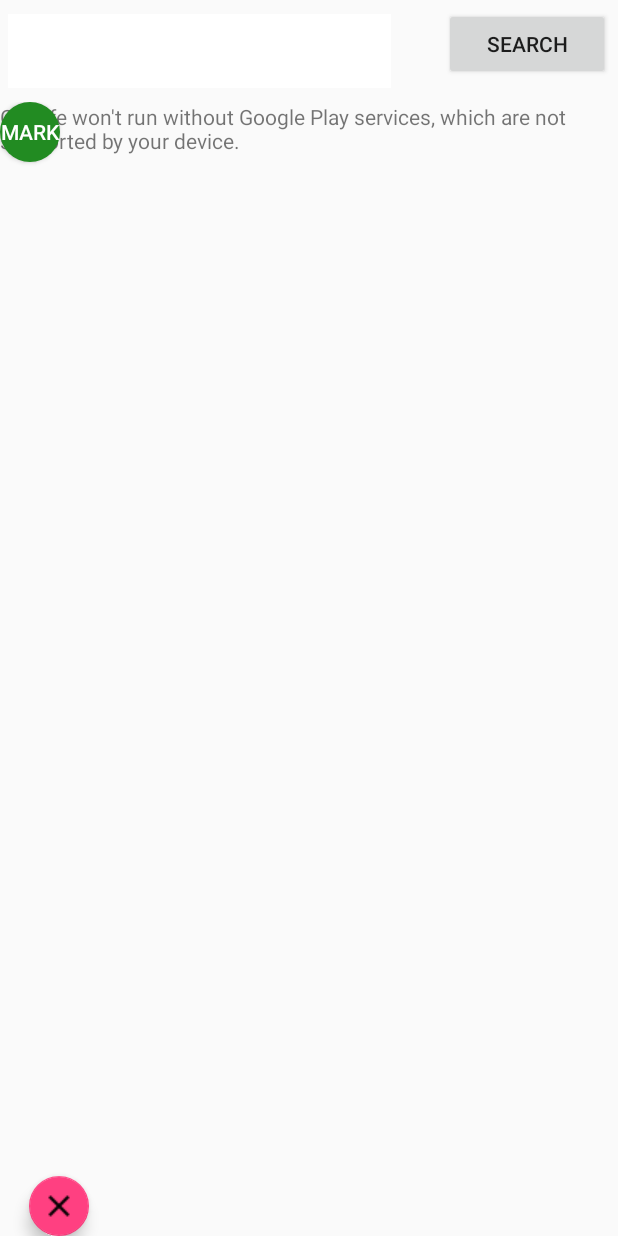
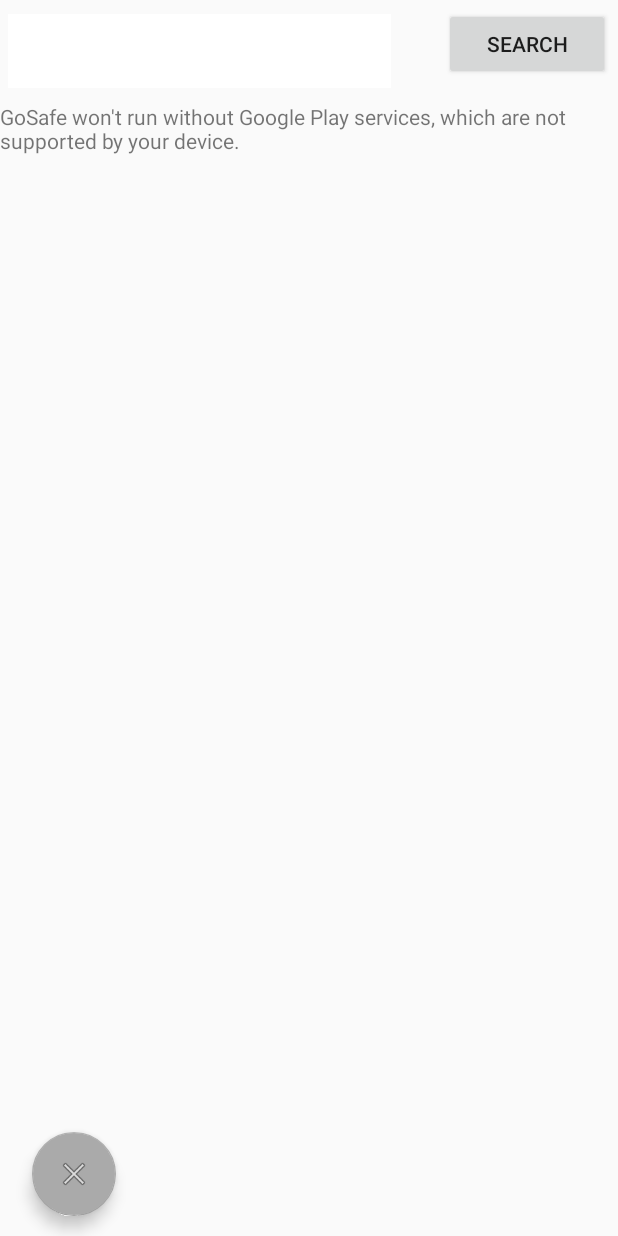
Before and after one commit to VaishaliJain/GoSafe, an Android app: the screen it shows after launch (MapsActivity), on a phone screen of 412 x 824 dp. Run offline under Robolectric (Android 15) with nearby library versions, the phone set to English and light mode, and no system bars.

Commit message:
Custom markers along with minor edge cases fixed

```diff
--- a/app/src/main/java/com/example/vaishali/gosafe/MapsActivity.java
+++ b/app/src/main/java/com/example/vaishali/gosafe/MapsActivity.java
@@ -16,6 +16,7 @@ import android.location.LocationManager;
 import android.os.AsyncTask;
 import android.os.Build;
 import android.os.Bundle;
+import android.support.design.widget.FloatingActionButton;
 import android.support.v4.app.ActivityCompat;
 import android.support.v4.app.FragmentActivity;
 import android.text.Editable;
@@ -31,6 +32,7 @@ import com.google.android.gms.maps.CameraUpdateFactory;
 import com.google.android.gms.maps.GoogleMap;
 import com.google.android.gms.maps.OnMapReadyCallback;
 import com.google.android.gms.maps.SupportMapFragment;
+import com.google.android.gms.maps.model.BitmapDescriptor;
 import com.google.android.gms.maps.model.BitmapDescriptorFactory;
 import com.google.android.gms.maps.model.LatLng;
 import com.google.android.gms.maps.model.LatLngBounds;
@@ -59,16 +61,16 @@ public class MapsActivity extends FragmentActivity implements OnMapReadyCallback
     private LocationManager mLocationManager;
     private Button searchLocationButton;
     private Button exitNavigation;
-    private Button harrassment_toggle;
-    private Button choice_toggle;
-    private Button police_toggle;
-    private Button theft_toggle;
-    private Button accident_toggle;
-    private Button light_toggle;
+    private FloatingActionButton harrassment_toggle;
+    private FloatingActionButton choice_toggle;
+    private FloatingActionButton police_toggle;
+    private FloatingActionButton theft_toggle;
+    private FloatingActionButton accident_toggle;
+    private FloatingActionButton light_toggle;
     private boolean choice_toggle_value = false;
     private Marker destinationMarker;
     private Map<String, List<Marker>> newspaperMarkers = new HashMap<>();
-    private boolean[] showNewspaperMarkers = {true, true, true, true, true};
+    private boolean[] showNewspaperMarkers = {false, false, false, false, false};
     LatLng currentLocation;
     private boolean isNavigate = false;
     private Polyline navigationRoute;
@@ -159,25 +161,26 @@ public class MapsActivity extends FragmentActivity implements OnMapReadyCallback
         try {
             searchLocationButton = (Button) findViewById(R.id.search_button);
             searchLocationButton.setOnClickListener(this);
+
             exitNavigation = (Button) findViewById(R.id.exitNavigation);
             exitNavigation.setOnClickListener(this);
 
-            harrassment_toggle = (Button) findViewById(R.id.harrassment_toggle);
+            harrassment_toggle = (FloatingActionButton) findViewById(R.id.harrassment_toggle);
             harrassment_toggle.setOnClickListener(this);
 
-            accident_toggle = (Button) findViewById(R.id.accident_toggle);
+            accident_toggle = (FloatingActionButton) findViewById(R.id.accident_toggle);
             accident_toggle.setOnClickListener(this);
 
-            theft_toggle = (Button) findViewById(R.id.theft_toggle);
+            theft_toggle = (FloatingActionButton) findViewById(R.id.theft_toggle);
             theft_toggle.setOnClickListener(this);
 
-            police_toggle = (Button) findViewById(R.id.police_toggle);
+            police_toggle = (FloatingActionButton) findViewById(R.id.police_toggle);
             police_toggle.setOnClickListener(this);
 
-            light_toggle = (Button) findViewById(R.id.light_toggle);
+            light_toggle = (FloatingActionButton) findViewById(R.id.light_toggle);
             light_toggle.setOnClickListener(this);
 
-            choice_toggle = (Button) findViewById(R.id.choice_toggle);
+            choice_toggle = (FloatingActionButton) findViewById(R.id.choice_toggle);
             choice_toggle.setOnClickListener(this);
 
             putCustomMarkers();
@@ -193,17 +196,19 @@ public class MapsActivity extends FragmentActivity implements OnMapReadyCallback
     public void onClick(View view) {
         if (view.equals(findViewById(R.id.search_button))) {
             LatLng origin = currentLocation;
-            LatLng dest = null;//findViewById(R.id.searchLocation));
+            LatLng dest = null;
             try {
                 TextView address = findViewById(R.id.geo_autocomplete);
-                dest = getCoordinatesFromAddress(address.getText().toString());
-                isNavigate = true;
-                drawMarkerAtCurrentLocation(dest);
+                if(address.getText().toString() != "") {
+                    dest = getCoordinatesFromAddress(address.getText().toString());
+                    isNavigate = true;
+                    navigation(origin, dest);
+                    drawMarkerAtCurrentLocation(dest);
+                }
             } catch (IOException e) {
                 e.printStackTrace();
             }
-            if(dest)
-                navigation(origin, dest);
+
         } else if (view.equals(findViewById(R.id.exitNavigation))) {
             isNavigate = false;
             navigationRoute.remove();
@@ -362,6 +367,12 @@ public class MapsActivity extends FragmentActivity implements OnMapReadyCallback
         }
     }
 
+    public BitmapDescriptor getMarkerIcon(String color) {
+        float[] hsv = new float[3];
+        Color.colorToHSV(Color.parseColor(color), hsv);
+        return BitmapDescriptorFactory.defaultMarker(hsv[0]);
+    }
+
     private void putCustomMarkers() throws IOException {
         Map<String, List<String>> issuesAndAddresses = getIssuesAndAddresses();
         List<Marker> accidentMarkers = new ArrayList<>();
@@ -372,23 +383,27 @@ public class MapsActivity extends FragmentActivity implements OnMapReadyCallback
         for (String issue : issuesAndAddresses.keySet()) {
             for (String address : issuesAndAddresses.get(issue)) {
                 LatLng coordinates = getCoordinatesFromAddress(address);
-                Marker marker = mMap.addMarker(new MarkerOptions().position(coordinates).title(issue + " markers").visible(true)
-                        .icon(BitmapDescriptorFactory.fromBitmap(resizeMapIcons(issue, 100, 100))));
+                Marker marker = mMap.addMarker(new MarkerOptions().position(coordinates).title(issue + " markers").visible(false));
                 switch (issue) {
                     case "accident":
                         accidentMarkers.add(marker);
+                        marker.setIcon(getMarkerIcon("#ffaa66cc"));
                         break;
                     case "harrassment":
                         harrassmentMarkers.add(marker);
+                        marker.setIcon(getMarkerIcon("#ff00ddff"));
                         break;
                     case "light":
                         lightMarkers.add(marker);
+                        marker.setIcon(getMarkerIcon("#ffffbb33"));
                         break;
                     case "police":
                         policeMarkers.add(marker);
+                        marker.setIcon(getMarkerIcon("#FF4560F2"));
                         break;
                     case "theft":
                         theftMarkers.add(marker);
+                        marker.setIcon(getMarkerIcon("#ff669900"));
                         break;
                     default:
                         System.out.println("Invalid issue found");
@@ -596,7 +611,7 @@ public class MapsActivity extends FragmentActivity implements OnMapReadyCallback
             }
 
             // Drawing polyline in the Google Map for the i-th route
-            if(lineOptions)
+            if(lineOptions.getPoints().size() >0 )
                 navigationRoute = mMap.addPolyline(lineOptions);
         }
     }
--- a/app/src/main/res/layout/activity_maps.xml
+++ b/app/src/main/res/layout/activity_maps.xml
@@ -83,83 +83,94 @@
             android:text="Exit Navigation"
             android:visibility="gone" />
 
+        <RelativeLayout
+            android:layout_width="match_parent"
+            android:layout_height="match_parent"
+            android:layout_alignParentLeft="true"
+            android:layout_alignParentStart="true"
+            android:layout_alignParentTop="true">
+
             <android.support.design.widget.FloatingActionButton
-            android:id="@+id/customeMarkers"
+                android:id="@+id/choice_toggle"
                 android:layout_width="wrap_content"
                 android:layout_height="wrap_content"
                 android:layout_alignParentBottom="true"
                 android:layout_marginBottom="13dp"
-            android:layout_marginLeft="19dp"
-            android:layout_marginStart="19dp"
+                android:layout_marginLeft="21dp"
+                android:layout_marginStart="21dp"
                 android:layout_toEndOf="@+id/exitNavigation"
                 android:layout_toRightOf="@+id/exitNavigation"
                 android:clickable="true"
-            app:fabSize="mini"
-            app:srcCompat="@drawable/ic_action_remove" />
+                app:backgroundTint="@android:color/darker_gray"
+                app:fabSize="normal"
+                app:srcCompat="@android:drawable/ic_menu_close_clear_cancel" />
 
-        <Button
-            android:id="@+id/choice_toggle"
-            android:layout_width="40dp"
-            android:layout_height="40dp"
-            android:background="@drawable/round_button"
-            android:gravity="center_vertical|center_horizontal"
-            android:text="Mark"
-            android:textColor="#fff" />
+            <android.support.design.widget.FloatingActionButton
+                android:id="@+id/accident_toggle"
+                android:layout_width="wrap_content"
+                android:layout_height="wrap_content"
+                android:layout_above="@+id/choice_toggle"
+                android:layout_alignLeft="@+id/choice_toggle"
+                android:layout_alignStart="@+id/choice_toggle"
+                android:layout_marginBottom="11dp"
+                android:clickable="true"
+                android:visibility="gone"
+                app:backgroundTint="@android:color/holo_purple"
+                app:srcCompat="@drawable/accident" />
 
-        <Button
-            android:id="@+id/accident_toggle"
-            android:layout_width="40dp"
-            android:layout_height="40dp"
-            android:layout_toRightOf="@+id/choice_toggle"
-            android:background="@drawable/round_button"
-            android:gravity="center_vertical|center_horizontal"
-            android:text="A"
-            android:textColor="#fff"
-            android:visibility="gone" />
+            <android.support.design.widget.FloatingActionButton
+                android:id="@+id/harrassment_toggle"
+                android:layout_width="wrap_content"
+                android:layout_height="wrap_content"
+                android:layout_above="@+id/accident_toggle"
+                android:layout_alignLeft="@+id/accident_toggle"
+                android:layout_alignStart="@+id/accident_toggle"
+                android:layout_marginBottom="11dp"
+                android:clickable="true"
+                android:visibility="gone"
+                app:backgroundTint="@android:color/holo_blue_bright"
+                app:srcCompat="@drawable/harrassment" />
 
-        <Button
-            android:id="@+id/harrassment_toggle"
-            android:layout_width="40dp"
-            android:layout_height="40dp"
-            android:layout_toRightOf="@+id/accident_toggle"
-            android:background="@drawable/round_button"
-            android:gravity="center_vertical|center_horizontal"
-            android:text="H"
-            android:textColor="#fff"
-            android:visibility="gone" />
+            <android.support.design.widget.FloatingActionButton
+                android:id="@+id/light_toggle"
+                android:layout_width="wrap_content"
+                android:layout_height="wrap_content"
+                android:layout_above="@+id/harrassment_toggle"
+                android:layout_alignLeft="@+id/harrassment_toggle"
+                android:layout_alignStart="@+id/harrassment_toggle"
+                android:layout_marginBottom="11dp"
+                android:clickable="true"
+                android:visibility="gone"
+                app:backgroundTint="@android:color/holo_orange_light"
+                app:srcCompat="@drawable/light" />
 
-        <Button
-            android:id="@+id/light_toggle"
-            android:layout_width="40dp"
-            android:layout_height="40dp"
-            android:layout_toRightOf="@+id/harrassment_toggle"
-            android:background="@drawable/round_button"
-            android:gravity="center_vertical|center_horizontal"
-            android:text="L"
-            android:textColor="#fff"
-            android:visibility="gone" />
+            <android.support.design.widget.FloatingActionButton
+                android:id="@+id/police_toggle"
+                android:layout_width="wrap_content"
+                android:layout_height="wrap_content"
+                android:layout_above="@+id/light_toggle"
+                android:layout_alignLeft="@+id/light_toggle"
+                android:layout_alignStart="@+id/light_toggle"
+                android:layout_marginBottom="13dp"
+                android:clickable="true"
+                android:visibility="gone"
+                app:backgroundTint="@color/colorPrimary"
+                app:srcCompat="@drawable/police" />
 
-        <Button
-            android:id="@+id/police_toggle"
-            android:layout_width="40dp"
-            android:layout_height="40dp"
-            android:layout_toRightOf="@+id/light_toggle"
-            android:background="@drawable/round_button"
-            android:gravity="center_vertical|center_horizontal"
-            android:text="P"
-            android:textColor="#fff"
-            android:visibility="gone" />
+            <android.support.design.widget.FloatingActionButton
+                android:id="@+id/theft_toggle"
+                android:layout_width="wrap_content"
+                android:layout_height="wrap_content"
+                android:layout_above="@+id/police_toggle"
+                android:layout_alignLeft="@+id/police_toggle"
+                android:layout_alignStart="@+id/police_toggle"
+                android:layout_marginBottom="13dp"
+                android:clickable="true"
+                android:visibility="gone"
+                app:backgroundTint="@android:color/holo_green_dark"
+                app:srcCompat="@drawable/theft" />
 
-        <Button
-            android:id="@+id/theft_toggle"
-            android:layout_width="40dp"
-            android:layout_height="40dp"
-            android:layout_toRightOf="@+id/police_toggle"
-            android:background="@drawable/round_button"
-            android:gravity="center_vertical|center_horizontal"
-            android:text="T"
-            android:textColor="#fff"
-            android:visibility="gone" />
+        </RelativeLayout>
 
     </RelativeLayout>
 
--- a/app/src/main/res/raw/accident.txt
+++ b/app/src/main/res/raw/accident.txt
@@ -1 +1 @@
-No. 773, HAL 2nd Stage, 100 Feet Road, Indiranagar, Bengaluru, Karnataka 560038
+HAL 2nd Stage, 100 Feet Road, Indiranagar, Bengaluru, Karnataka 560038
--- a/app/src/main/res/raw/harrassment.txt
+++ b/app/src/main/res/raw/harrassment.txt
@@ -1,2 +1,3 @@
-Pebble Beach, Off Intermediate Ring Road, Bengaluru, Karnataka 560071
-4/A, Artillery Road, Gowthamapuram, Jogupalya, Bengaluru, Karnataka 560008
+Artillery Road, Gowthamapuram, Jogupalya, Bengaluru, Karnataka 560008
+Mysore Road, Mayaganahalli, Ramanagara, Karnataka 562128
+Suddagunte Palya, Bengaluru, Karnataka 560029
--- a/app/src/main/res/raw/light.txt
+++ b/app/src/main/res/raw/light.txt
@@ -1,2 +1,2 @@
 100 ft road, 5th Block, Koramangala, Bengaluru, Karnataka 560095
-105, 4th Floor, Vikas Tech Park, 5th Block, Jyoti Nivas College Road, Koramangala, Bengaluru, Karnataka 560095
+Vikas Tech Park, 5th Block, Jyoti Nivas College Road, Koramangala, Bengaluru, Karnataka 560095
--- a/app/src/main/res/raw/police.txt
+++ b/app/src/main/res/raw/police.txt
@@ -1,2 +1 @@
 No. 21, Hosur Road, Koramangala, Bengaluru, Karnataka 560095
-Plot No. 21, Next to Lifestyle, 8th Block, Inner Ring Road, Koramangala, Bengaluru, Karnataka 560095
--- a/app/src/main/res/raw/theft.txt
+++ b/app/src/main/res/raw/theft.txt
@@ -1,2 +1,2 @@
-Ram Temple Road, AVS Layout, Ejipura, Bengaluru, Karnataka 560047
-1053, Ground Floor,7th main,80 feet Road,3rd Block Koramangala,Near Muthoot, Fincorp, Bengaluru, Karnataka 560034
+AVS Layout, Ejipura, Bengaluru, Karnataka 560047
+24th Main Rd, ITI Layout, Sector 2, HSR Layout, Bengaluru, Karnataka 560102
--- a/app/src/main/res/values/colors.xml
+++ b/app/src/main/res/values/colors.xml
@@ -1,7 +1,7 @@
 <?xml version="1.0" encoding="utf-8"?>
 <resources>
-    <color name="colorPrimary">#3F51B5</color>
-    <color name="colorPrimaryDark">#303F9F</color>
-    <color name="colorAccent">#FF4081</color>
+    <color name="colorPrimary">#4560f2</color>
+    <color name="colorPrimaryDark">#3f51b5</color>
+    <color name="colorAccent">#ff4081</color>
     <color name="white">#FFFFFF</color>
 </resources>
```
Lines whose indentation alone changed are shown as unchanged.
